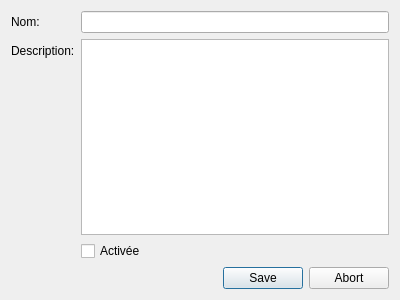
The window that InfoDynamiqueQt/Vues/vuegestionaction.ui (AlexandreGirardin/ProjetAnalyse) describes before a commit, drawn with Qt 5.
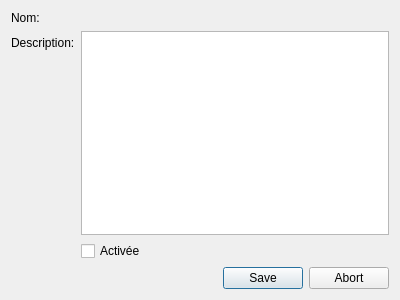
The same window after the commit.

Commit message: Le nom d'une action est un champ requis

```diff
--- a/InfoDynamiqueQt/Vues/vuegestionaction.ui
+++ b/InfoDynamiqueQt/Vues/vuegestionaction.ui
@@ -23,9 +23,6 @@
        </property>
       </widget>
      </item>
-     <item row="1" column="1">
-      <widget class="QLineEdit" name="champNom"/>
-     </item>
      <item row="2" column="0">
       <widget class="QLabel" name="etiquetteDesc">
        <property name="text">
```
Left out of the diff: 1 changed line with no effect on the pictures. The commit also changes 4 other files.
